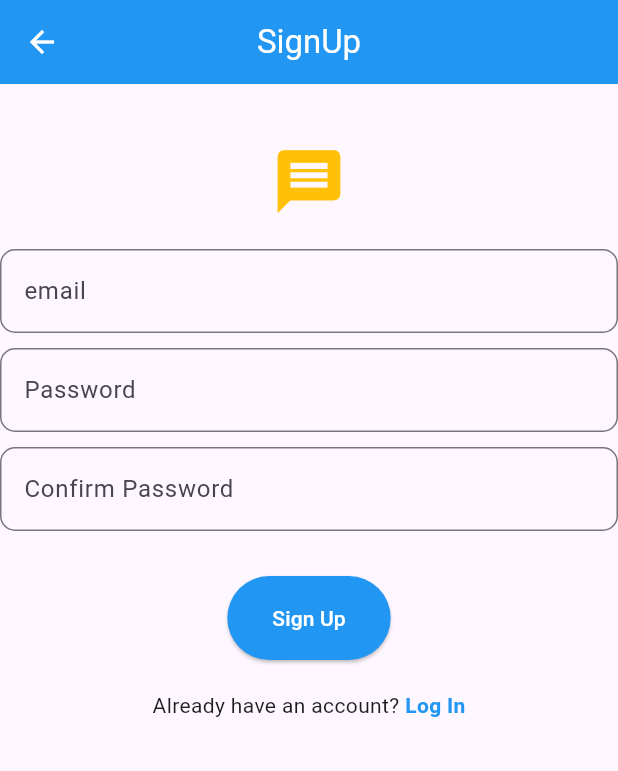
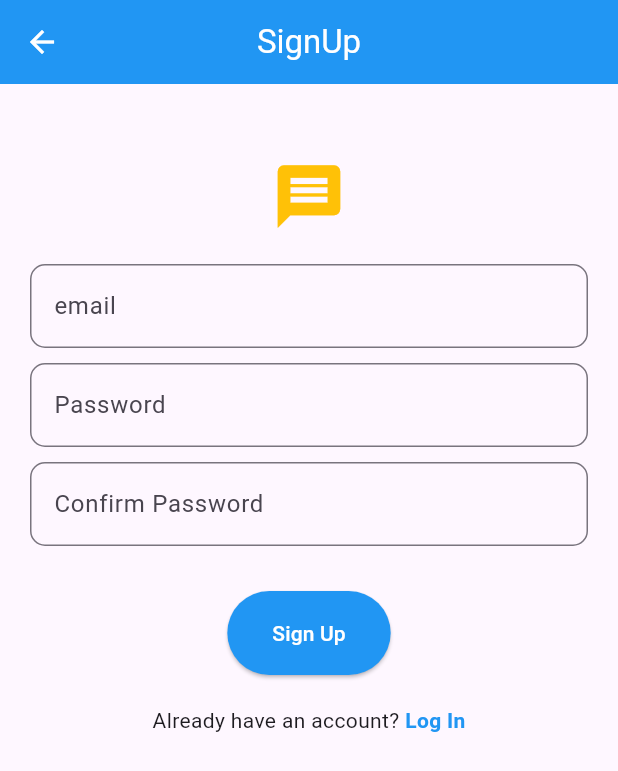
Before and after one commit to Farhan2122/https---github.com-Farhan2122-chatapp, a Flutter app: the screen it shows after launch, after a tap on "Sign Up", on a phone screen of 412 x 824 dp. Shown: the top 771 px of the screen. Run offline on Flutter 3.47's test engine with Material 3 defaults, Android fonts, the phone set to English and light mode, and no system bars; our stand-ins replace cloud_firestore, firebase_auth, firebase_core; accounts and stored records are empty.

Commit message:
Login/signup form ui modifications

```diff
--- /dev/null
+++ b/firestore.indexes.json
@@ -0,0 +1,4 @@
+{
+  "indexes": [],
+  "fieldOverrides": []
+}
--- a/lib/screens/login_screen.dart
+++ b/lib/screens/login_screen.dart
@@ -72,6 +72,8 @@ class _LoginScreenState extends State<LoginScreen> {
         centerTitle: true,
       ),
       body: SingleChildScrollView(
+        child: Container(
+          padding: EdgeInsets.symmetric(horizontal: 20, vertical: 10),
           child: Column(
             children: [
               SizedBox(height: 40),
@@ -99,7 +101,9 @@ class _LoginScreenState extends State<LoginScreen> {
                     onTap:
                         () => Navigator.push(
                           context,
-                        MaterialPageRoute(builder: (context) => SignupScreen()),
+                          MaterialPageRoute(
+                            builder: (context) => SignupScreen(),
+                          ),
                         ),
                     child: Text(
                       "Sign Up",
@@ -114,6 +118,7 @@ class _LoginScreenState extends State<LoginScreen> {
             ],
           ),
         ),
+      ),
     );
   }
 }
--- a/lib/screens/signup_screen.dart
+++ b/lib/screens/signup_screen.dart
@@ -55,6 +55,8 @@ class _SignupScreenState extends State<SignupScreen> {
         centerTitle: true,
       ),
       body: SingleChildScrollView(
+        child: Container(
+          padding: EdgeInsets.symmetric(horizontal: 20, vertical: 10),
           child: Column(
             children: [
               SizedBox(height: 40),
@@ -88,7 +90,9 @@ class _SignupScreenState extends State<SignupScreen> {
                     onTap:
                         () => Navigator.push(
                           context,
-                        MaterialPageRoute(builder: (context) => LoginScreen()),
+                          MaterialPageRoute(
+                            builder: (context) => LoginScreen(),
+                          ),
                         ),
                     child: Text(
                       "Log In",
@@ -103,6 +107,7 @@ class _SignupScreenState extends State<SignupScreen> {
             ],
           ),
         ),
+      ),
     );
   }
 }
```
Also changed, not shown: firebase.json, 2 other files. Lines whose indentation alone changed are shown as unchanged.
